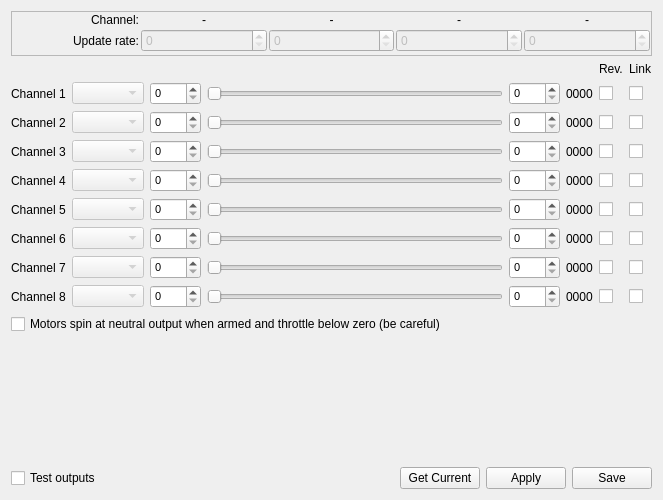
Before: the Qt Designer form ground/openpilotgcs/src/plugins/config/output.ui in openpilot/OpenPilot, drawn with Qt 5.
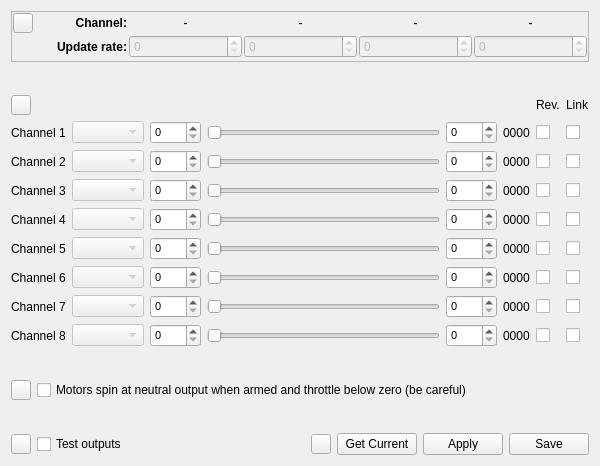
After: the same form once the commit is applied. Icons and pictures are not drawn.

Commit message: Add help buttons to the config gadget UI.  Also connect all signals to its slot in configgadgetwidget.cpp.  Also some very trivial .html help files.

Patch:
```diff
--- a/ground/openpilotgcs/src/plugins/config/output.ui
+++ b/ground/openpilotgcs/src/plugins/config/output.ui
@@ -6,8 +6,8 @@
    <rect>
     <x>0</x>
     <y>0</y>
-    <width>663</width>
-    <height>500</height>
+    <width>600</width>
+    <height>466</height>
    </rect>
   </property>
   <property name="windowTitle">
@@ -38,7 +38,7 @@
       <property name="spacing">
        <number>2</number>
       </property>
-      <item row="1" column="4">
+      <item row="1" column="5">
        <widget class="QSpinBox" name="outputRate4">
         <property name="enabled">
          <bool>false</bool>
@@ -52,7 +52,7 @@
         </property>
        </widget>
       </item>
-      <item row="0" column="3">
+      <item row="0" column="4">
        <widget class="QLabel" name="chBank3">
         <property name="text">
          <string>-</string>
@@ -62,7 +62,7 @@
         </property>
        </widget>
       </item>
-      <item row="0" column="2">
+      <item row="0" column="3">
        <widget class="QLabel" name="chBank2">
         <property name="text">
          <string>-</string>
@@ -72,7 +72,7 @@
         </property>
        </widget>
       </item>
-      <item row="0" column="1">
+      <item row="0" column="2">
        <widget class="QLabel" name="chBank1">
         <property name="text">
          <string>-</string>
@@ -82,7 +82,7 @@
         </property>
        </widget>
       </item>
-      <item row="1" column="3">
+      <item row="1" column="4">
        <widget class="QSpinBox" name="outputRate3">
         <property name="enabled">
          <bool>false</bool>
@@ -96,7 +96,7 @@
         </property>
        </widget>
       </item>
-      <item row="1" column="2">
+      <item row="1" column="3">
        <widget class="QSpinBox" name="outputRate2">
         <property name="enabled">
          <bool>false</bool>
@@ -110,7 +110,7 @@
         </property>
        </widget>
       </item>
-      <item row="1" column="1">
+      <item row="1" column="2">
        <widget class="QSpinBox" name="outputRate1">
         <property name="enabled">
          <bool>false</bool>
@@ -124,17 +124,7 @@
         </property>
        </widget>
       </item>
-      <item row="1" column="0">
-       <widget class="QLabel" name="label_3">
-        <property name="text">
-         <string>Update rate:</string>
-        </property>
-        <property name="alignment">
-         <set>Qt::AlignRight|Qt::AlignTrailing|Qt::AlignVCenter</set>
-        </property>
-       </widget>
-      </item>
-      <item row="0" column="4">
+      <item row="0" column="5">
        <widget class="QLabel" name="chBank4">
         <property name="text">
          <string>-</string>
@@ -145,18 +135,116 @@
        </widget>
       </item>
       <item row="0" column="0">
-       <widget class="QLabel" name="label_8">
-        <property name="text">
-         <string>Channel:</string>
-        </property>
-        <property name="alignment">
-         <set>Qt::AlignRight|Qt::AlignTrailing|Qt::AlignVCenter</set>
-        </property>
-       </widget>
+       <layout class="QHBoxLayout" name="horizontalLayout_2">
+        <item>
+         <widget class="QPushButton" name="channelRateHelp">
+          <property name="sizePolicy">
+           <sizepolicy hsizetype="Fixed" vsizetype="Fixed">
+            <horstretch>0</horstretch>
+            <verstretch>0</verstretch>
+           </sizepolicy>
+          </property>
+          <property name="maximumSize">
+           <size>
+            <width>20</width>
+            <height>20</height>
+           </size>
+          </property>
+          <property name="text">
+           <string/>
+          </property>
+          <property name="icon">
+           <iconset resource="configgadget.qrc">
+            <normaloff>:/configgadget/images/help2.png</normaloff>:/configgadget/images/help2.png</iconset>
+          </property>
+         </widget>
+        </item>
+        <item>
+         <spacer name="horizontalSpacer_2">
+          <property name="orientation">
+           <enum>Qt::Horizontal</enum>
+          </property>
+          <property name="sizeType">
+           <enum>QSizePolicy::Minimum</enum>
+          </property>
+          <property name="sizeHint" stdset="0">
+           <size>
+            <width>40</width>
+            <height>20</height>
+           </size>
+          </property>
+         </spacer>
+        </item>
+        <item>
+         <widget class="QLabel" name="label_8">
+          <property name="font">
+           <font>
+            <weight>75</weight>
+            <bold>true</bold>
+           </font>
+          </property>
+          <property name="text">
+           <string>Channel:</string>
+          </property>
+          <property name="alignment">
+           <set>Qt::AlignRight|Qt::AlignTrailing|Qt::AlignVCenter</set>
+          </property>
+         </widget>
+        </item>
+       </layout>
+      </item>
+      <item row="1" column="0">
+       <layout class="QHBoxLayout" name="horizontalLayout_3">
+        <item>
+         <spacer name="horizontalSpacer_3">
+          <property name="orientation">
+           <enum>Qt::Horizontal</enum>
+          </property>
+          <property name="sizeType">
+           <enum>QSizePolicy::Minimum</enum>
+          </property>
+          <property name="sizeHint" stdset="0">
+           <size>
+            <width>40</width>
+            <height>20</height>
+           </size>
+          </property>
+         </spacer>
+        </item>
+        <item>
+         <widget class="QLabel" name="label_3">
+          <property name="font">
+           <font>
+            <weight>75</weight>
+            <bold>true</bold>
+           </font>
+          </property>
+          <property name="text">
+           <string>Update rate:</string>
+          </property>
+          <property name="alignment">
+           <set>Qt::AlignRight|Qt::AlignTrailing|Qt::AlignVCenter</set>
+          </property>
+         </widget>
+        </item>
+       </layout>
       </item>
      </layout>
     </widget>
    </item>
+   <item>
+    <spacer name="verticalSpacer_3">
+     <property name="orientation">
+      <enum>Qt::Vertical</enum>
+     </property>
+     <property name="sizeHint" stdset="0">
+      <size>
+       <width>20</width>
+       <height>40</height>
+      </size>
+     </property>
+    </spacer>
+   </item>
    <item>
     <layout class="QGridLayout" name="gridLayout_2">
      <item row="1" column="0">
@@ -1010,14 +1098,77 @@
        </property>
       </widget>
      </item>
+     <item row="0" column="0">
+      <widget class="QPushButton" name="channelValuesHelp">
+       <property name="sizePolicy">
+        <sizepolicy hsizetype="Fixed" vsizetype="Fixed">
+         <horstretch>0</horstretch>
+         <verstretch>0</verstretch>
+        </sizepolicy>
+       </property>
+       <property name="maximumSize">
+        <size>
+         <width>20</width>
+         <height>20</height>
+        </size>
+       </property>
+       <property name="text">
+        <string/>
+       </property>
+       <property name="icon">
+        <iconset resource="configgadget.qrc">
+         <normaloff>:/configgadget/images/help2.png</normaloff>:/configgadget/images/help2.png</iconset>
+       </property>
+      </widget>
+     </item>
     </layout>
    </item>
    <item>
-    <widget class="QCheckBox" name="spinningArmed">
-     <property name="text">
-      <string>Motors spin at neutral output when armed and throttle below zero (be careful)</string>
+    <spacer name="verticalSpacer_2">
+     <property name="orientation">
+      <enum>Qt::Vertical</enum>
      </property>
-    </widget>
+     <property name="sizeHint" stdset="0">
+      <size>
+       <width>20</width>
+       <height>40</height>
+      </size>
+     </property>
+    </spacer>
+   </item>
+   <item>
+    <layout class="QHBoxLayout" name="horizontalLayout_4">
+     <item>
+      <widget class="QPushButton" name="spinningArmedlHelp">
+       <property name="sizePolicy">
+        <sizepolicy hsizetype="Fixed" vsizetype="Fixed">
+         <horstretch>0</horstretch>
+         <verstretch>0</verstretch>
+        </sizepolicy>
+       </property>
+       <property name="maximumSize">
+        <size>
+         <width>20</width>
+         <height>20</height>
+        </size>
+       </property>
+       <property name="text">
+        <string/>
+       </property>
+       <property name="icon">
+        <iconset resource="configgadget.qrc">
+         <normaloff>:/configgadget/images/help2.png</normaloff>:/configgadget/images/help2.png</iconset>
+       </property>
+      </widget>
+     </item>
+     <item>
+      <widget class="QCheckBox" name="spinningArmed">
+       <property name="text">
+        <string>Motors spin at neutral output when armed and throttle below zero (be careful)</string>
+       </property>
+      </widget>
+     </item>
+    </layout>
    </item>
    <item>
     <spacer name="verticalSpacer">
@@ -1034,6 +1185,29 @@
    </item>
    <item>
     <layout class="QHBoxLayout" name="horizontalLayout">
+     <item>
+      <widget class="QPushButton" name="testOutputsHelp">
+       <property name="sizePolicy">
+        <sizepolicy hsizetype="Fixed" vsizetype="Fixed">
+         <horstretch>0</horstretch>
+         <verstretch>0</verstretch>
+        </sizepolicy>
+       </property>
+       <property name="maximumSize">
+        <size>
+         <width>20</width>
+         <height>20</height>
+        </size>
+       </property>
+       <property name="text">
+        <string/>
+       </property>
+       <property name="icon">
+        <iconset resource="configgadget.qrc">
+         <normaloff>:/configgadget/images/help2.png</normaloff>:/configgadget/images/help2.png</iconset>
+       </property>
+      </widget>
+     </item>
      <item>
       <widget class="QCheckBox" name="channelOutTest">
        <property name="enabled">
@@ -1062,6 +1236,29 @@
        </property>
       </spacer>
      </item>
+     <item>
+      <widget class="QPushButton" name="commandHelp">
+       <property name="sizePolicy">
+        <sizepolicy hsizetype="Fixed" vsizetype="Fixed">
+         <horstretch>0</horstretch>
+         <verstretch>0</verstretch>
+        </sizepolicy>
+       </property>
+       <property name="maximumSize">
+        <size>
+         <width>20</width>
+         <height>20</height>
+        </size>
+       </property>
+       <property name="text">
+        <string/>
+       </property>
+       <property name="icon">
+        <iconset resource="configgadget.qrc">
+         <normaloff>:/configgadget/images/help2.png</normaloff>:/configgadget/images/help2.png</iconset>
+       </property>
+      </widget>
+     </item>
      <item>
       <widget class="QPushButton" name="getRCOutputCurrent">
        <property name="toolTip">
```
Left out of the diff: 5 changed lines with no effect on the pictures. The commit also changes 22 other files.
